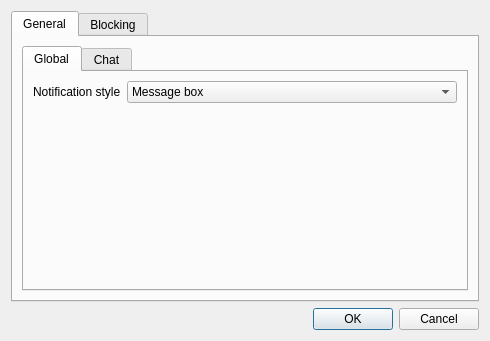
This is ui/settingsdialog.ui in lighterowl/czateria as Qt 5 draws it before an edit. The edited form follows.
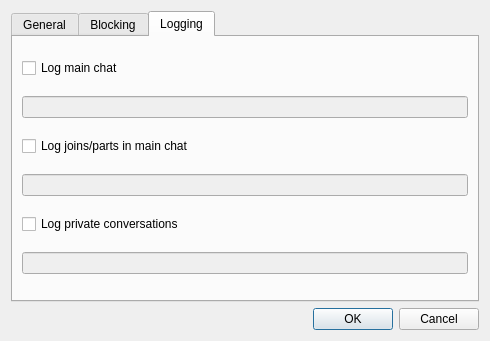
This is the edited form. The open tabs and pages were chosen to show the change.

Commit message: Add logging tab to settings dialog

What changed in the file:
```diff
--- a/ui/settingsdialog.ui
+++ b/ui/settingsdialog.ui
@@ -191,6 +191,55 @@
        </item>
       </layout>
      </widget>
+     <widget class="QWidget" name="loggingTab">
+      <attribute name="title">
+       <string>Logging</string>
+      </attribute>
+      <layout class="QVBoxLayout" name="verticalLayout_7">
+       <item>
+        <widget class="QCheckBox" name="logGeneralCheckBox">
+         <property name="text">
+          <string>Log main chat</string>
+         </property>
+        </widget>
+       </item>
+       <item>
+        <widget class="QLineEdit" name="logGeneralFilePath">
+         <property name="enabled">
+          <bool>false</bool>
+         </property>
+        </widget>
+       </item>
+       <item>
+        <widget class="QCheckBox" name="logJoinsPartsCheckBox">
+         <property name="text">
+          <string>Log joins/parts in main chat</string>
+         </property>
+        </widget>
+       </item>
+       <item>
+        <widget class="QLineEdit" name="logJoinsPartsFilePath">
+         <property name="enabled">
+          <bool>false</bool>
+         </property>
+        </widget>
+       </item>
+       <item>
+        <widget class="QCheckBox" name="logPrivateCheckBox">
+         <property name="text">
+          <string>Log private conversations</string>
+         </property>
+        </widget>
+       </item>
+       <item>
+        <widget class="QLineEdit" name="logPrivateFilePath">
+         <property name="enabled">
+          <bool>false</bool>
+         </property>
+        </widget>
+       </item>
+      </layout>
+     </widget>
     </widget>
    </item>
    <item>
```
Left out of the diff: 56 changed lines with no effect on the pictures.
